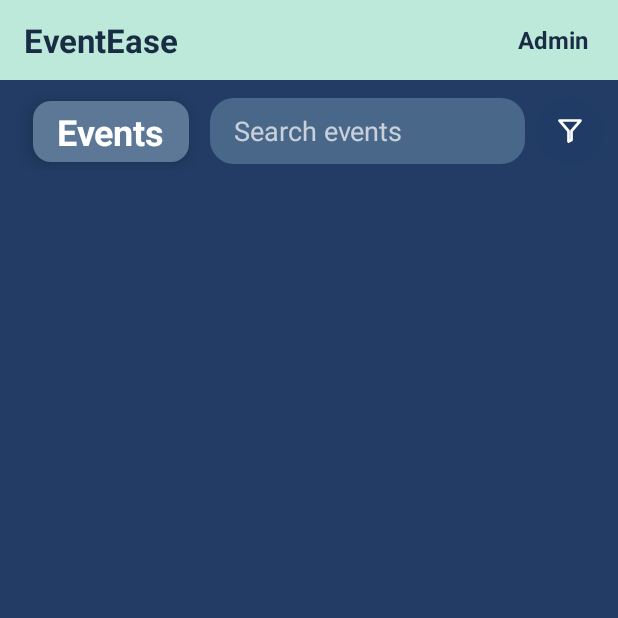
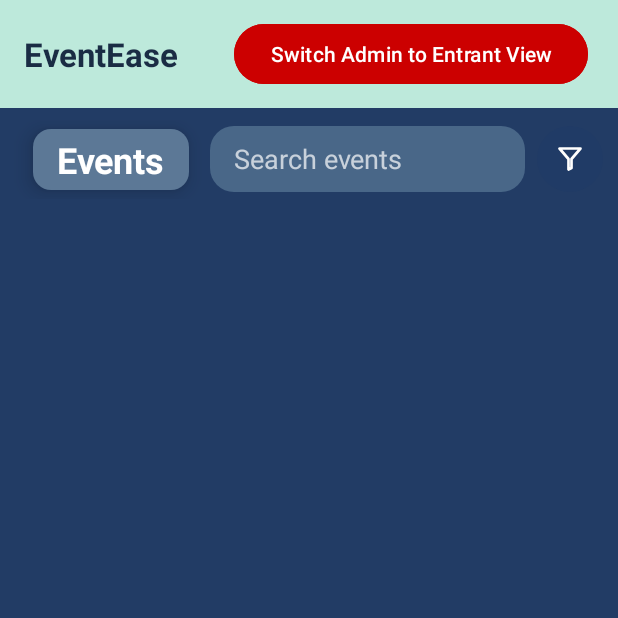
Before and after one commit to RISCVI-301/CMPUT301F25riscvi, an Android app: the fragment AdminEventsFragment shown on its own in the app's theme, on a phone screen of 412 x 824 dp, the top half of it. Run offline under Robolectric (Android 15) with nearby library versions, the phone set to English and light mode, and no system bars; our stand-ins replace Firebase (no records; nobody signed in at launch, a user with empty details on screens opened directly); pictures from the network do not load; Roboto replaces fonts that are not available here; 1 statement that could not run was skipped.

Commit message:
Added Button to Switch to ENtrant View - Admin. Removed Admin Text

```diff
--- a/code/EventEase/app/src/main/res/layout/admin_include_topbar.xml
+++ b/code/EventEase/app/src/main/res/layout/admin_include_topbar.xml
@@ -21,16 +21,16 @@
         android:textSize="22sp"
         android:textColor="#1A2C44" />
 
-    <TextView
-        android:id="@+id/tvAdminLabel"
+    <Button
+        android:id="@+id/btnSwitchToEntrantView"
         android:layout_width="wrap_content"
         android:layout_height="wrap_content"
         android:layout_alignParentEnd="true"
         android:layout_centerVertical="true"
         android:layout_marginEnd="4dp"
-        android:text="Admin"
-        android:textSize="16sp"
-        android:textStyle="bold"
-        android:textColor="#1A2C44" />
+        android:text="Switch Admin to Entrant View"
+        android:textAllCaps="false"
+        android:textColor="@android:color/white"
+        android:backgroundTint="@android:color/holo_red_dark" />
 
 </RelativeLayout>
```
